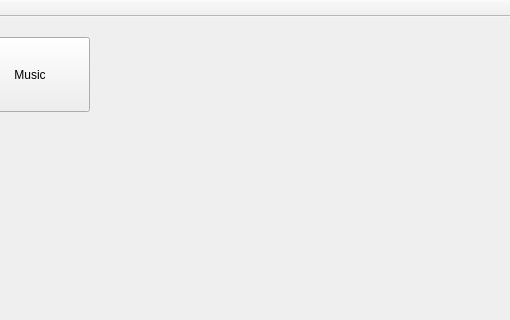
ICEDustpan/AVD-Qt-Tool, file mainwindow.ui: the form before one commit; both pictures show x 290 to 800 and y 0 to 320 of the 800 by 480 pixel window.
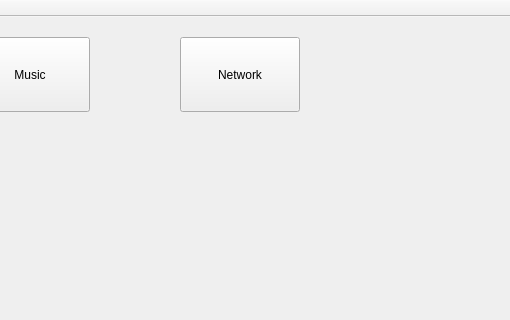
The form after the commit.

Commit message: 1: New network detection function 2: This function is realizedby Ping 3: Read TXT and dispaly it on the label

The edit to the form file:
```diff
--- a/mainwindow.ui
+++ b/mainwindow.ui
@@ -40,6 +40,19 @@
      <string>Music</string>
     </property>
    </widget>
+   <widget class="QPushButton" name="bt_network">
+    <property name="geometry">
+     <rect>
+      <x>470</x>
+      <y>20</y>
+      <width>120</width>
+      <height>75</height>
+     </rect>
+    </property>
+    <property name="text">
+     <string>Network</string>
+    </property>
+   </widget>
   </widget>
   <widget class="QMenuBar" name="menuBar">
    <property name="geometry">
```
The commit also changes 7 other files.
